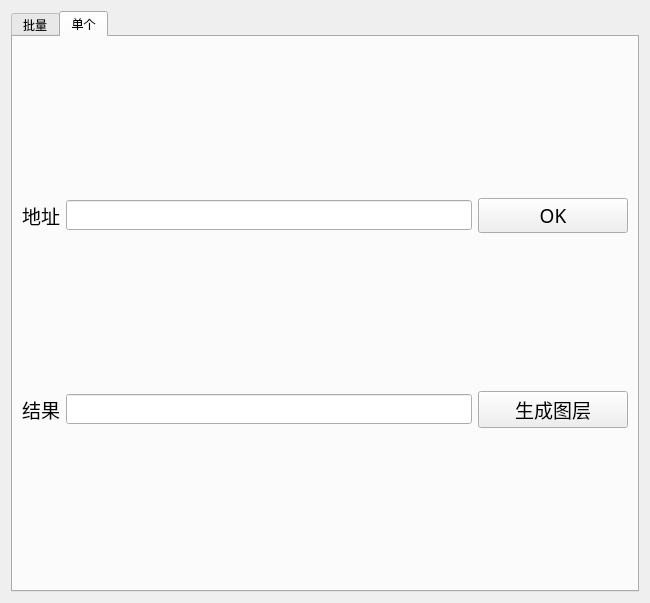
This is GeocodeCN_dialog_base.ui in WShihan/GeocodeCN as Qt 5 draws it before an edit. The edited form follows.
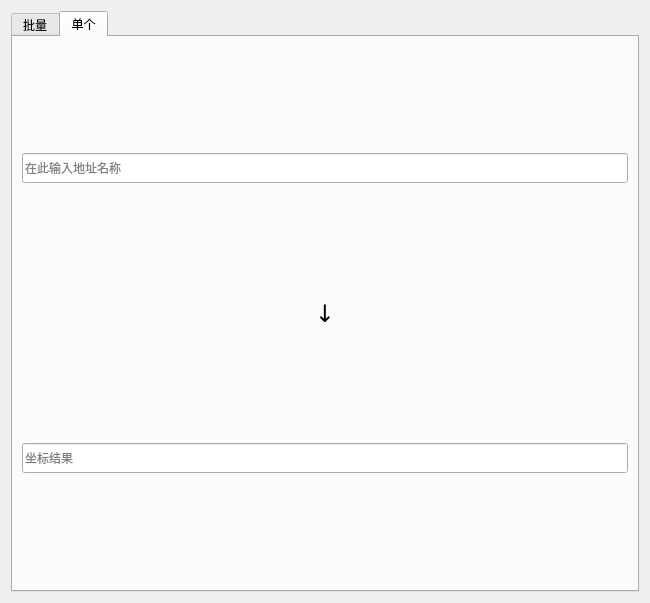
This is the edited form. The open tabs and pages were chosen to show the change.

```diff
--- a/GeocodeCN_dialog_base.ui
+++ b/GeocodeCN_dialog_base.ui
@@ -283,96 +283,67 @@
       </attribute>
       <layout class="QVBoxLayout" name="verticalLayout_3">
        <item>
-        <layout class="QHBoxLayout" name="horizontalLayout_5">
-         <item>
-          <widget class="QLabel" name="label_2">
-           <property name="font">
-            <font>
-             <family>微软雅黑</family>
-             <pointsize>14</pointsize>
-            </font>
-           </property>
-           <property name="text">
-            <string>地址</string>
-           </property>
-          </widget>
-         </item>
-         <item>
-          <widget class="QLineEdit" name="le_inpu_one">
-           <property name="minimumSize">
+        <widget class="QLineEdit" name="leAddress">
+         <property name="sizePolicy">
+          <sizepolicy hsizetype="Maximum" vsizetype="Fixed">
+           <horstretch>0</horstretch>
+           <verstretch>0</verstretch>
+          </sizepolicy>
+         </property>
+         <property name="maximumSize">
             <size>
-             <width>200</width>
+           <width>800</width>
              <height>30</height>
             </size>
            </property>
+         <property name="placeholderText">
+          <string>在此输入地址名称</string>
+         </property>
           </widget>
          </item>
          <item>
-          <widget class="QPushButton" name="btn_ok_one">
-           <property name="minimumSize">
-            <size>
-             <width>150</width>
-             <height>30</height>
-            </size>
-           </property>
+        <widget class="QPushButton" name="btnSingle">
            <property name="font">
             <font>
              <family>黑体</family>
-             <pointsize>14</pointsize>
-            </font>
-           </property>
-           <property name="text">
-            <string>OK</string>
-           </property>
-          </widget>
-         </item>
-        </layout>
-       </item>
-       <item>
-        <layout class="QHBoxLayout" name="horizontalLayout_6">
-         <item>
-          <widget class="QLabel" name="label_3">
-           <property name="font">
-            <font>
-             <family>微软雅黑</family>
-             <pointsize>14</pointsize>
-            </font>
-           </property>
+           <pointsize>18</pointsize>
+          </font>
+         </property>
+         <property name="toolTip">
+          <string>获取该地址坐标</string>
+         </property>
+         <property name="autoFillBackground">
+          <bool>false</bool>
+         </property>
+         <property name="styleSheet">
+          <string notr="true">border:none</string>
+         </property>
            <property name="text">
-            <string>结果</string>
+          <string>↓</string>
            </property>
           </widget>
          </item>
          <item>
-          <widget class="QLineEdit" name="le_res_one">
-           <property name="minimumSize">
-            <size>
-             <width>200</width>
-             <height>30</height>
-            </size>
-           </property>
-          </widget>
-         </item>
-         <item>
-          <widget class="QPushButton" name="btn_add_lyr">
-           <property name="minimumSize">
+        <widget class="QLineEdit" name="leLocation">
+         <property name="sizePolicy">
+          <sizepolicy hsizetype="Maximum" vsizetype="Fixed">
+           <horstretch>0</horstretch>
+           <verstretch>0</verstretch>
+          </sizepolicy>
+         </property>
+         <property name="maximumSize">
             <size>
-             <width>150</width>
+           <width>800</width>
              <height>30</height>
             </size>
            </property>
-           <property name="font">
-            <font>
-             <family>黑体</family>
-             <pointsize>14</pointsize>
-            </font>
-           </property>
-           <property name="text">
-            <string>生成图层</string>
-           </property>
-          </widget>
-         </item>
-        </layout>
+         <property name="readOnly">
+          <bool>true</bool>
+         </property>
+         <property name="placeholderText">
+          <string>坐标结果</string>
+         </property>
+        </widget>
        </item>
       </layout>
      </widget>
```
Left out of the diff: 14 changed lines with no effect on the pictures. Lines whose indentation alone changed are shown as unchanged.
